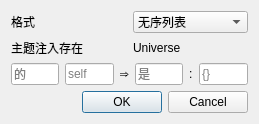
Before: the Qt Designer form descadddialog.ui in DKLost/questions, drawn with Qt 5.
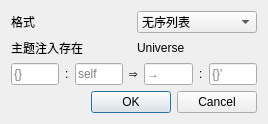
After: the same form once the commit is applied.

Diff of the .ui file:
```diff
--- a/descadddialog.ui
+++ b/descadddialog.ui
@@ -6,7 +6,7 @@
    <rect>
     <x>0</x>
     <y>0</y>
-    <width>259</width>
+    <width>268</width>
     <height>122</height>
    </rect>
   </property>
@@ -76,7 +76,14 @@
         <string>修饰过程存在</string>
        </property>
        <property name="placeholderText">
-        <string>的</string>
+        <string>{}</string>
+       </property>
+      </widget>
+     </item>
+     <item>
+      <widget class="QLabel" name="label_5">
+       <property name="text">
+        <string>:</string>
        </property>
       </widget>
      </item>
@@ -103,7 +110,7 @@
         <string>关系过程存在</string>
        </property>
        <property name="placeholderText">
-        <string>是</string>
+        <string>→</string>
        </property>
       </widget>
      </item>
@@ -120,7 +127,7 @@
         <string>关系注入存在</string>
        </property>
        <property name="placeholderText">
-        <string>{}</string>
+        <string>{}'</string>
        </property>
       </widget>
      </item>
```
Left out of the diff: 2 changed lines with no effect on the pictures.
